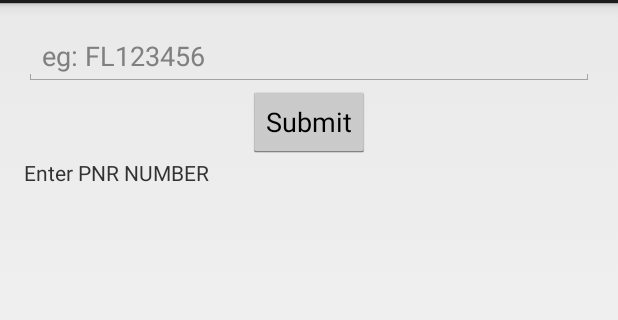
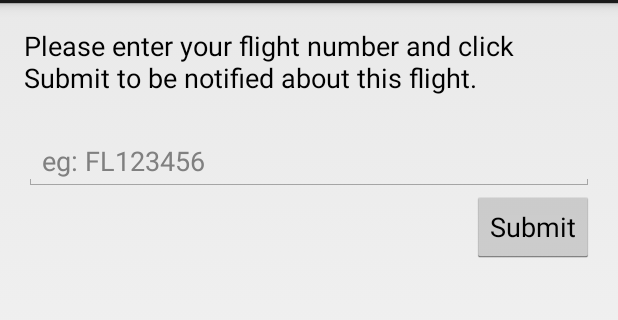
Before and after one commit to Seetaramayya/smartschiphol, an Android app: the screen it shows after launch (SchipholActivity), after a tap on "Submit", on a phone screen of 412 x 824 dp, the part 69-389 px from its top. Run offline under Robolectric (Android 15) with nearby library versions, the phone set to English and light mode, and no system bars; libraries missing offline, so code that uses them is left out: retrofit.client.

Commit message:
Made the GUI look a little bit nicer and don't crash if no information is found.

```diff
--- a/build.gradle
+++ b/build.gradle
@@ -5,7 +5,7 @@ buildscript {
         mavenCentral()
     }
     dependencies {
-        classpath 'com.android.tools.build:gradle:0.12.2'
+        classpath 'com.android.tools.build:gradle:0.9.+'
     }
 }
 
--- a/smartschiphol/build.gradle
+++ b/smartschiphol/build.gradle
@@ -3,7 +3,7 @@ buildscript {
         mavenCentral()
     }
     dependencies {
-        classpath 'com.android.tools.build:gradle:0.12.2'
+        classpath 'com.android.tools.build:gradle:0.9.+'
     }
 }
 apply plugin: 'android'
--- a/smartschiphol/src/main/java/com/smartschiphol/SchipholActivity.java
+++ b/smartschiphol/src/main/java/com/smartschiphol/SchipholActivity.java
@@ -1,7 +1,6 @@
 package com.smartschiphol;
 
 import android.app.Activity;
-import android.content.Intent;
 import android.os.AsyncTask;
 import android.os.Bundle;
 import android.util.Log;
@@ -11,41 +10,45 @@ import android.view.View;
 import android.widget.Button;
 import android.widget.EditText;
 import android.widget.TextView;
+import com.smartschiphol.flightservice.Flight;
 import com.smartschiphol.flightservice.FlightService;
 import com.smartschiphol.flightservice.FlightServiceImpl;
 
-import javax.xml.transform.Result;
 import java.io.IOException;
+import java.text.SimpleDateFormat;
 
 
 public class SchipholActivity extends Activity {
     private static final String TAG = "SchipholActivity";
+
     private final FlightService flightService = new FlightServiceImpl();
-    private EditText pnrNumberEditText;
-    private TextView textView;
+
+    private EditText flightNumberEditText;
+    private TextView flightInfoTextView;
+    private Button submitButton;
 
     @Override
     protected void onCreate(Bundle savedInstanceState) {
         super.onCreate(savedInstanceState);
         setContentView(R.layout.activity_schiphol);
 
-        pnrNumberEditText = (EditText) findViewById(R.id.pnr_number);
-        textView = (TextView) findViewById(R.id.text);
-        final Button loadButton = (Button) findViewById(R.id.submit);
-        loadButton.setOnClickListener(new View.OnClickListener() {
+        flightNumberEditText = (EditText) findViewById(R.id.flightNumber);
+        flightInfoTextView = (TextView) findViewById(R.id.flightInfo);
+        submitButton = (Button) findViewById(R.id.submitButton);
+
+        submitButton.setOnClickListener(new View.OnClickListener() {
             @Override
             public void onClick(View v) {
-                String pnrNumber = pnrNumberEditText.getText().toString();
-                Log.d(TAG, "PNR Number is " + pnrNumber);
-                if (pnrNumber != null && !"".equals(pnrNumber.trim())) {
-                    new LoadFlightData().execute(pnrNumber);
+                String flightNumber = flightNumberEditText.getText().toString();
+                Log.d(TAG, "Flight number is: " + flightNumber);
+                if (flightNumber != null && !"".equals(flightNumber.trim())) {
+                    new LoadFlightData().execute(flightNumber);
                 } else {
-                    textView.setText("Enter PNR NUMBER");
+                    flightInfoTextView.setText("");
                 }
             }
         });
     }
-
 
     @Override
     public boolean onCreateOptionsMenu(Menu menu) {
@@ -71,16 +74,21 @@ public class SchipholActivity extends Activity {
         @Override
         protected String doInBackground(String... params) {
             try {
-                return flightService.getDepartingFlight(params[0]).toString();
+                Flight flight = flightService.getDepartingFlight(params[0]);
+                if (flight != null) {
+                    String dateTime = new SimpleDateFormat("d MMM yyyy HH:mm").format(flight.getScheduleDateTime());
+                    return "Your flight is scheduled at " + dateTime + " at gate " + flight.getGate() +
+                            ".\n\nPlease make sure to be at the gate at least 30 minutes in advance.";
+                }
             } catch (IOException e) {
-                e.printStackTrace();
+                Log.e(TAG, "An error occurred in the webservice call", e);
             }
-            return null;
+            return "Flight information is not available.";
         }
 
         @Override
         protected void onPostExecute(String s) {
-            textView.setText(s);
+            flightInfoTextView.setText(s);
         }
     }
 }
--- a/smartschiphol/src/main/java/com/smartschiphol/flightservice/FlightServiceImpl.java
+++ b/smartschiphol/src/main/java/com/smartschiphol/flightservice/FlightServiceImpl.java
@@ -32,6 +32,10 @@ public class FlightServiceImpl implements FlightService {
         Response response = restService.getDepartingFlight(flightNumber);
         JsonNode flightNode = new ObjectMapper().readTree(response.getBody().in()).get("Flights").get("Flight");
 
+        if (flightNode == null) {
+            return null;
+        }
+
         String scheduleDateText = flightNode.get("ScheduleDate").asText().substring(0, 10);
         String scheduleTimeText = flightNode.get("ScheduleTime").asText();
 
--- a/smartschiphol/src/main/res/layout/activity_schiphol.xml
+++ b/smartschiphol/src/main/res/layout/activity_schiphol.xml
@@ -9,25 +9,32 @@
     tools:context="com.smartschiphol.SchipholActivity">
 
     <EditText
-            android:id="@+id/pnr_number"
-            android:layout_width="match_parent"
+            android:id="@+id/flightNumber"
+            android:layout_width="fill_parent"
             android:layout_height="wrap_content"
-            android:layout_alignParentLeft="true"
-            android:hint="@string/pnr_number" />
+            android:hint="@string/pnr_number"
+            android:layout_below="@+id/welcomeText"
+            android:layout_marginTop="24dp"/>
 
     <Button
-            android:id="@+id/submit"
+            android:id="@+id/submitButton"
             android:layout_width="wrap_content"
             android:layout_height="wrap_content"
-            android:layout_below="@+id/pnr_number"
-            android:layout_centerHorizontal="true"
-            android:text="@string/submit" />
+            android:text="@string/submit"
+            android:layout_below="@+id/flightNumber" android:layout_alignEnd="@+id/flightNumber"/>
 
     <TextView
-            android:id="@+id/text"
-        android:text="@string/hello_world"
-        android:layout_width="wrap_content"
-        android:layout_height="wrap_content"
-        android:layout_below="@+id/submit"/>
+            android:layout_width="wrap_content"
+            android:layout_height="wrap_content"
+            android:textAppearance="?android:attr/textAppearanceMedium"
+            android:text="Please enter your flight number and click Submit to be notified about this flight."
+            android:id="@+id/welcomeText" android:layout_alignParentTop="true" android:layout_alignParentStart="true"/>
+    <TextView
+            android:layout_width="wrap_content"
+            android:layout_height="wrap_content"
+            android:textAppearance="?android:attr/textAppearanceMedium"
+            android:id="@+id/flightInfo"
+            android:layout_marginTop="35dp" android:layout_below="@+id/submitButton"
+            android:layout_alignParentStart="true"/>
 
 </RelativeLayout>
```
